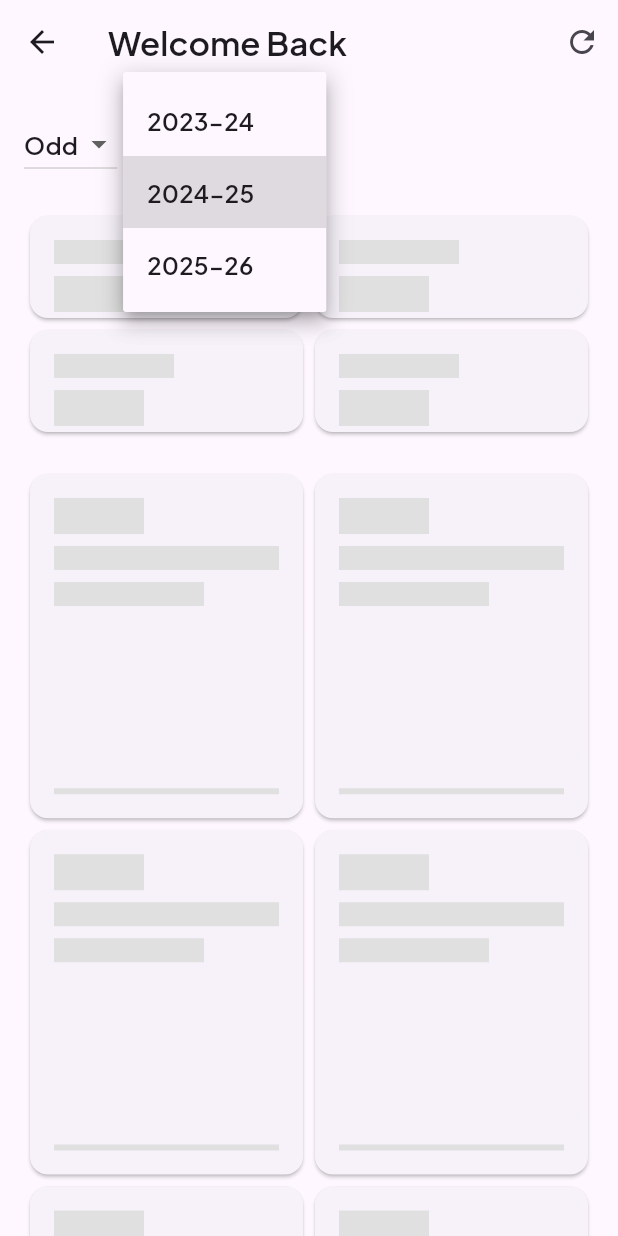
After one commit to AsilMehaboob/BUNKR, a Flutter app: the HomeScreen screen opened by its route, after a tap on "2024-25", on a phone screen of 412 x 824 dp. The commit adds this screen. Run offline on Flutter 3.47's test engine with Material 3 defaults, Android fonts, the phone set to English and light mode, and no system bars; our stand-ins replace dio, flutter_secure_storage, google_fonts; accounts and stored records are empty; network calls fail.

Commit message:
attendance fetched

```diff
--- /dev/null
+++ b/lib/screens/home_screen.dart
@@ -0,0 +1,505 @@
+// home_screen.dart
+import 'package:flutter/material.dart';
+import 'package:http/http.dart' as http;
+import 'dart:convert';
+import '../services/auth_service.dart';
+
+class Course {
+  final String id;
+  final String code;
+  final String name;
+  final String academicYear;
+  final String semester;
+
+  Course({
+    required this.id,
+    required this.code,
+    required this.name,
+    required this.academicYear,
+    required this.semester,
+  });
+
+  factory Course.fromJson(Map<String, dynamic> json) {
+    return Course(
+      id: json['id'].toString(),
+      code: json['code'],
+      name: json['name'],
+      academicYear: json['academic_year'],
+      semester: json['academic_semester'],
+    );
+  }
+}
+
+class CourseAttendance {
+  final String courseId;
+  final String code;
+  final String name;
+  final int present;
+  final int absent;
+  final int total;
+  final double percentage;
+
+  CourseAttendance({
+    required this.courseId,
+    required this.code,
+    required this.name,
+    required this.present,
+    required this.absent,
+    required this.total,
+    required this.percentage,
+  });
+}
+
+class AttendanceService {
+  final AuthService _authService = AuthService();
+  final String baseUrl = 'https://production.api.ezygo.app/api/v1/Xcr45_salt';
+
+  Future<List<Course>> fetchCourses(String semester, String year) async {
+    final token = await _authService.getToken();
+    final response = await http.get(
+      Uri.parse('$baseUrl/institutionuser/courses/withusers?semester=$semester&year=$year'),
+      headers: {'Authorization': 'Bearer $token'},
+    );
+
+    if (response.statusCode == 200) {
+      final data = json.decode(response.body) as List;
+      return data.map((json) => Course.fromJson(json)).toList();
+    }
+    throw Exception('Failed to load courses');
+  }
+
+  Future<Map<String, CourseAttendance>> fetchCourseAttendances(String semester, String year) async {
+    final token = await _authService.getToken();
+    final response = await http.post(
+      Uri.parse('$baseUrl/attendancereports/student/detailed'),
+      headers: {'Authorization': 'Bearer $token'},
+      body: json.encode({'semester': semester, 'year': year}),
+    );
+
+    if (response.statusCode == 200) {
+      return _parseAttendanceData(json.decode(response.body));
+    }
+    throw Exception('Failed to load attendance');
+  }
+
+  Future<void> updateDefaultAcademicYear(String year) async {
+    final token = await _authService.getToken();
+    final response = await http.post(
+      Uri.parse('$baseUrl/user/setting/default_academic_year'),
+      headers: {
+        'Authorization': 'Bearer $token',
+        'Content-Type': 'application/json',
+      },
+      body: json.encode({'default_academic_year': year}),
+    );
+
+    if (response.statusCode != 200) {
+      throw Exception('Failed to update academic year');
+    }
+  }
+
+  Future<void> updateDefaultSemester(String semester) async {
+    final token = await _authService.getToken();
+    final response = await http.post(
+      Uri.parse('$baseUrl/user/setting/default_semester'),
+      headers: {
+        'Authorization': 'Bearer $token',
+        'Content-Type': 'application/json',
+      },
+      body: json.encode({'default_semester': semester}),
+    );
+
+    if (response.statusCode != 200) {
+      throw Exception('Failed to update semester');
+    }
+  }
+
+  Map<String, CourseAttendance> _parseAttendanceData(Map<String, dynamic> data) {
+    Map<String, CourseAttendance> attendances = {};
+
+    data['studentAttendanceData'].forEach((date, sessions) {
+      sessions.forEach((sessionId, session) {
+        if (session['course'] != null) {
+          final courseId = session['course'].toString();
+          final attendanceType = session['attendance'];
+
+          attendances.update(courseId, (existing) {
+            final present = attendanceType == 110 ? 1 : 0;
+            final absent = attendanceType == 111 ? 1 : 0;
+            return CourseAttendance(
+              courseId: courseId,
+              code: existing.code,
+              name: existing.name,
+              present: existing.present + present,
+              absent: existing.absent + absent,
+              total: existing.total + 1,
+              percentage: ((existing.present + present) / (existing.total + 1)) * 100,
+            );
+          }, ifAbsent: () {
+            final present = attendanceType == 110 ? 1 : 0;
+            final absent = attendanceType == 111 ? 1 : 0;
+            return CourseAttendance(
+              courseId: courseId,
+              code: data['courses'][courseId]['code'],
+              name: data['courses'][courseId]['name'],
+              present: present,
+              absent: absent,
+              total: 1,
+              percentage: (present / 1) * 100,
+            );
+          });
+        }
+      });
+    });
+
+    return attendances;
+  }
+}
+
+class HomeScreen extends StatefulWidget {
+  @override
+  _HomeScreenState createState() => _HomeScreenState();
+}
+
+class _HomeScreenState extends State<HomeScreen> {
+  final AttendanceService _service = AttendanceService();
+  late String _selectedSemester = 'odd';
+  late String _selectedYear = '2024-25';
+  late Future<List<Course>> _courses;
+  late Future<Map<String, CourseAttendance>> _attendances;
+
+  @override
+  void initState() {
+    super.initState();
+    _refreshData();
+  }
+
+  void _refreshData() {
+    setState(() {
+      _courses = _service.fetchCourses(_selectedSemester, _selectedYear);
+      _attendances = _service.fetchCourseAttendances(_selectedSemester, _selectedYear);
+    });
+  }
+
+  @override
+  Widget build(BuildContext context) {
+    return Scaffold(
+      appBar: AppBar(
+        title: FutureBuilder<String?>(
+          future: _service._authService.getToken(),
+          builder: (context, snapshot) {
+            return Text(snapshot.hasData
+                ? 'Welcome Back'
+                : 'Attendance Dashboard');
+          },
+        ),
+        actions: [
+          IconButton(
+            icon: Icon(Icons.refresh),
+            onPressed: _refreshData,
+          ),
+        ],
+      ),
+      body: RefreshIndicator(
+        onRefresh: () async => _refreshData(),
+        child: SingleChildScrollView(
+          padding: EdgeInsets.all(16),
+          child: Column(
+            crossAxisAlignment: CrossAxisAlignment.start,
+            children: [
+              _buildSemesterYearSelector(),
+              SizedBox(height: 20),
+              FutureBuilder<Map<String, CourseAttendance>>(
+                future: _attendances,
+                builder: (context, snapshot) {
+                  if (snapshot.hasData) {
+                    return _buildOverallStats(snapshot.data!);
+                  }
+                  return _buildLoadingStats();
+                },
+              ),
+              SizedBox(height: 20),
+              FutureBuilder<List<Course>>(
+                future: _courses,
+                builder: (context, coursesSnapshot) {
+                  return FutureBuilder<Map<String, CourseAttendance>>(
+                    future: _attendances,
+                    builder: (context, attendanceSnapshot) {
+                      if (coursesSnapshot.hasData && attendanceSnapshot.hasData) {
+                        return _buildCourseGrid(
+                          coursesSnapshot.data!,
+                          attendanceSnapshot.data!,
+                        );
+                      }
+                      return _buildCourseShimmers();
+                    },
+                  );
+                },
+              ),
+            ],
+          ),
+        ),
+      ),
+    );
+  }
+
+  Widget _buildSemesterYearSelector() {
+    return Row(
+      children: [
+        DropdownButton<String>(
+          value: _selectedSemester,
+          items: ['even', 'odd'].map((semester) => DropdownMenuItem(
+            value: semester,
+            child: Text(semester.capitalize()),
+          )).toList(),
+          onChanged: (value) => _updateSelection(value!, _selectedYear),
+        ),
+        SizedBox(width: 20),
+        DropdownButton<String>(
+          value: _selectedYear,
+          items: ['2023-24', '2024-25', '2025-26'].map((year) => DropdownMenuItem(
+            value: year,
+            child: Text(year),
+          )).toList(),
+          onChanged: (value) => _updateSelection(_selectedSemester, value!),
+        ),
+      ],
+    );
+  }
+
+  void _updateSelection(String newSemester, String newYear) async {
+    final oldSemester = _selectedSemester;
+    final oldYear = _selectedYear;
+
+    setState(() {
+      _selectedSemester = newSemester;
+      _selectedYear = newYear;
+    });
+
+    bool hasError = false;
+
+    if (newSemester != oldSemester) {
+      try {
+        await _service.updateDefaultSemester(newSemester);
+      } catch (e) {
+        hasError = true;
+        if (mounted) {
+          ScaffoldMessenger.of(context).showSnackBar(
+            SnackBar(content: Text('Failed to update semester: ${e.toString()}')),
+          );
+          setState(() => _selectedSemester = oldSemester);
+        }
+      }
+    }
+
+    if (newYear != oldYear) {
+      try {
+        await _service.updateDefaultAcademicYear(newYear);
+      } catch (e) {
+        hasError = true;
+        if (mounted) {
+          ScaffoldMessenger.of(context).showSnackBar(
+            SnackBar(content: Text('Failed to update academic year: ${e.toString()}')),
+          );
+          setState(() => _selectedYear = oldYear);
+        }
+      }
+    }
+
+    if (!hasError) _refreshData();
+  }
+
+  Widget _buildOverallStats(Map<String, CourseAttendance> attendances) {
+    final totalPresent = attendances.values.fold(0, (sum, a) => sum + a.present);
+    final totalAbsent = attendances.values.fold(0, (sum, a) => sum + a.absent);
+    final total = totalPresent + totalAbsent;
+    final percentage = total > 0 ? (totalPresent / total * 100).round() : 0;
+
+    return GridView.count(
+      crossAxisCount: 2,
+      shrinkWrap: true,
+      physics: NeverScrollableScrollPhysics(),
+      childAspectRatio: 2.5,
+      children: [
+        _buildStatCard('Total Attendance', '$percentage%', Colors.blue),
+        _buildStatCard('Present', '$totalPresent', Colors.green),
+        _buildStatCard('Absent', '$totalAbsent', Colors.red),
+        _buildStatCard('Total Courses', '${attendances.length}', Colors.purple),
+      ],
+    );
+  }
+
+  Widget _buildCourseGrid(List<Course> courses, Map<String, CourseAttendance> attendances) {
+    return GridView.count(
+      crossAxisCount: 2,
+      shrinkWrap: true,
+      physics: NeverScrollableScrollPhysics(),
+      childAspectRatio: 0.8,
+      mainAxisSpacing: 16,
+      crossAxisSpacing: 16,
+      children: courses.map((course) => _buildCourseCard(course, attendances[course.id])).toList(),
+    );
+  }
+
+  Widget _buildCourseCard(Course course, [CourseAttendance? attendance]) {
+    return Card(
+      elevation: 2,
+      child: Padding(
+        padding: EdgeInsets.all(16),
+        child: Column(
+          crossAxisAlignment: CrossAxisAlignment.start,
+          children: [
+            Row(
+              children: [
+                Chip(
+                  label: Text(course.code),
+                  backgroundColor: Colors.blue[50],
+                ),
+                Spacer(),
+                Text(
+                  '${course.academicYear} • ${course.semester}',
+                  style: TextStyle(color: Colors.grey, fontSize: 12),
+                ),
+              ],
+            ),
+            SizedBox(height: 8),
+            Text(
+              course.name,
+              style: TextStyle(fontWeight: FontWeight.bold, fontSize: 16),
+              maxLines: 2,
+              overflow: TextOverflow.ellipsis,
+            ),
+            SizedBox(height: 16),
+            if (attendance != null && attendance.total > 0) ...[
+              _buildAttendanceRow('Present', attendance.present, Colors.green),
+              _buildAttendanceRow('Absent', attendance.absent, Colors.red),
+              SizedBox(height: 8),
+              LinearProgressIndicator(
+                value: attendance.percentage / 100,
+                backgroundColor: Colors.grey[200],
+                valueColor: AlwaysStoppedAnimation(
+                  attendance.percentage >= 75 ? Colors.green : Colors.orange,
+                ),
+              ),
+              SizedBox(height: 4),
+              Text(
+                'Attendance: ${attendance.percentage.toStringAsFixed(1)}%',
+                style: TextStyle(fontSize: 12),
+              ),
+            ]
+          ],
+        ),
+      ),
+    );
+  }
+
+  Widget _buildAttendanceRow(String label, int count, Color color) {
+    return Padding(
+      padding: EdgeInsets.symmetric(vertical: 4),
+      child: Row(
+        children: [
+          Text(label, style: TextStyle(color: color)),
+          Spacer(),
+          Text('$count', style: TextStyle(fontWeight: FontWeight.bold)),
+        ],
+      ),
+    );
+  }
+
+  Widget _buildStatCard(String title, String value, Color color) {
+    return Card(
+      color: color.withOpacity(0.1),
+      child: Padding(
+        padding: EdgeInsets.all(16),
+        child: Column(
+          crossAxisAlignment: CrossAxisAlignment.start,
+          children: [
+            Text(title, style: TextStyle(fontSize: 14, color: color)),
+            SizedBox(height: 8),
+            Text(value, style: TextStyle(
+              fontSize: 20,
+              fontWeight: FontWeight.bold,
+              color: color,
+            )),
+          ],
+        ),
+      ),
+    );
+  }
+
+  Widget _buildLoadingStats() {
+    return GridView.count(
+      crossAxisCount: 2,
+      shrinkWrap: true,
+      physics: NeverScrollableScrollPhysics(),
+      childAspectRatio: 2.5,
+      children: List.generate(4, (index) => Card(
+        child: Padding(
+          padding: EdgeInsets.all(16),
+          child: Column(
+            crossAxisAlignment: CrossAxisAlignment.start,
+            children: [
+              Container(
+                width: 80,
+                height: 16,
+                color: Colors.grey[300],
+              ),
+              SizedBox(height: 8),
+              Container(
+                width: 60,
+                height: 24,
+                color: Colors.grey[300],
+              ),
+            ],
+          ),
+        ),
+      )),
+    );
+  }
+
+  Widget _buildCourseShimmers() {
+    return GridView.count(
+      crossAxisCount: 2,
+      shrinkWrap: true,
+      physics: NeverScrollableScrollPhysics(),
+      childAspectRatio: 0.8,
+      children: List.generate(6, (index) => Card(
+        child: Padding(
+          padding: EdgeInsets.all(16),
+          child: Column(
+            crossAxisAlignment: CrossAxisAlignment.start,
+            children: [
+              Container(
+                width: 60,
+                height: 24,
+                color: Colors.grey[300],
+              ),
+              SizedBox(height: 8),
+              Container(
+                height: 16,
+                color: Colors.grey[300],
+              ),
+              SizedBox(height: 8),
+              Container(
+                height: 16,
+                width: 100,
+                color: Colors.grey[300],
+              ),
+              Spacer(),
+              Container(
+                height: 4,
+                color: Colors.grey[300],
+              ),
+            ],
+          ),
+        ),
+      )),
+    );
+  }
+}
+
+extension StringExtension on String {
+  String capitalize() {
+    return "${this[0].toUpperCase()}${this.substring(1)}";
+  }
+}
--- a/lib/services/auth_service.dart
+++ b/lib/services/auth_service.dart
@@ -1,5 +1,3 @@
-// lib/services/auth_service.dart
-
 import 'package:dio/dio.dart';
 import 'package:flutter_secure_storage/flutter_secure_storage.dart';
 
@@ -15,7 +13,6 @@ class AuthService {
           validateStatus: (status) => status != null && status < 600,
           headers: {
             'Accept': 'application/json, text/plain, */*',
-            // Removed 'Origin' and 'Referer' as they are unsafe headers
           },
         ))
           ..interceptors.add(
@@ -28,8 +25,7 @@ class AuthService {
             ),
           );
 
-  /// Attempts login with given credentials.
-  /// Returns true on HTTP 200 and stores the returned token; false otherwise.
+
   Future<bool> login({
     required String username,
     required String password,
--- a/pubspec.yaml
+++ b/pubspec.yaml
@@ -14,7 +14,7 @@ dependencies:
   cupertino_icons: ^1.0.8
   flutter_secure_storage: ^9.0.0
   dio: ^5.4.0
-
+  google_fonts: ^6.2.1
 dev_dependencies:
   flutter_test:
     sdk: flutter
```
Also changed, not shown: lib/main.dart (+27 -1 lines), flutter_01.png (added), lib/assets/PlusJakartaSans.ttf (added), pubspec.lock.
